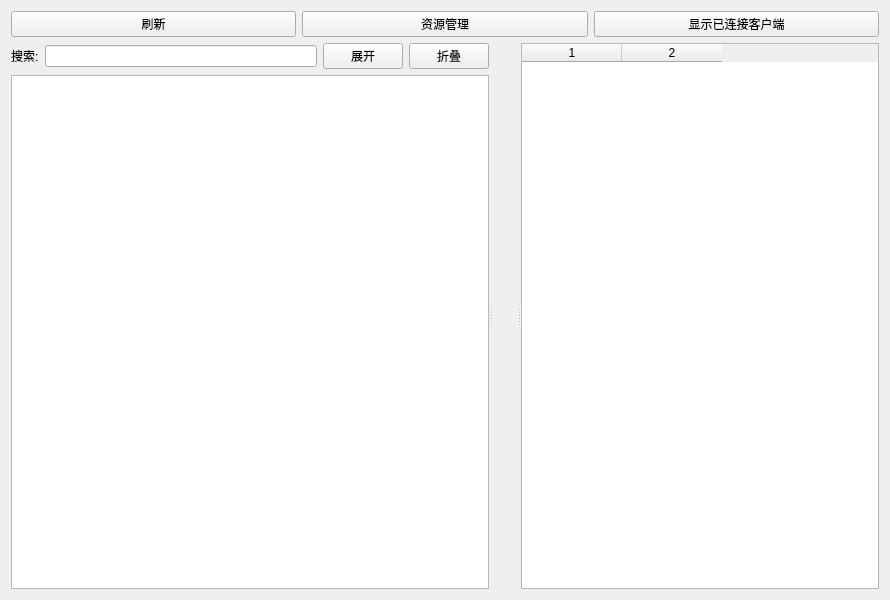
The window that server/dialog.ui (diamond3500/QTInspector) describes before a commit, drawn with Qt 5.
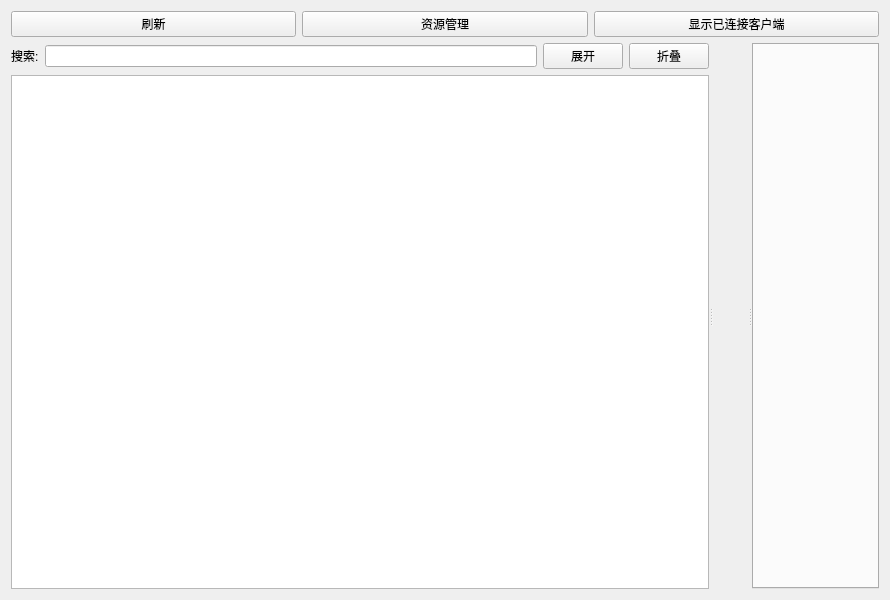
The same window after the commit. Icons and pictures are not drawn.

```diff
--- a/server/dialog.ui
+++ b/server/dialog.ui
@@ -156,25 +156,7 @@
        </item>
       </layout>
      </widget>
-     <widget class="QWidget" name="layoutWidget">
-      <layout class="QVBoxLayout" name="verticalLayout_2">
-       <item>
-        <widget class="QTableWidget" name="object_detail_view_">
-         <property name="minimumSize">
-          <size>
-           <width>300</width>
-           <height>0</height>
-          </size>
-         </property>
-         <property name="columnCount">
-          <number>2</number>
-         </property>
-         <column/>
-         <column/>
-        </widget>
-       </item>
-      </layout>
-     </widget>
+     <widget class="QTabWidget" name="tabWidget"/>
     </widget>
    </item>
   </layout>
```
